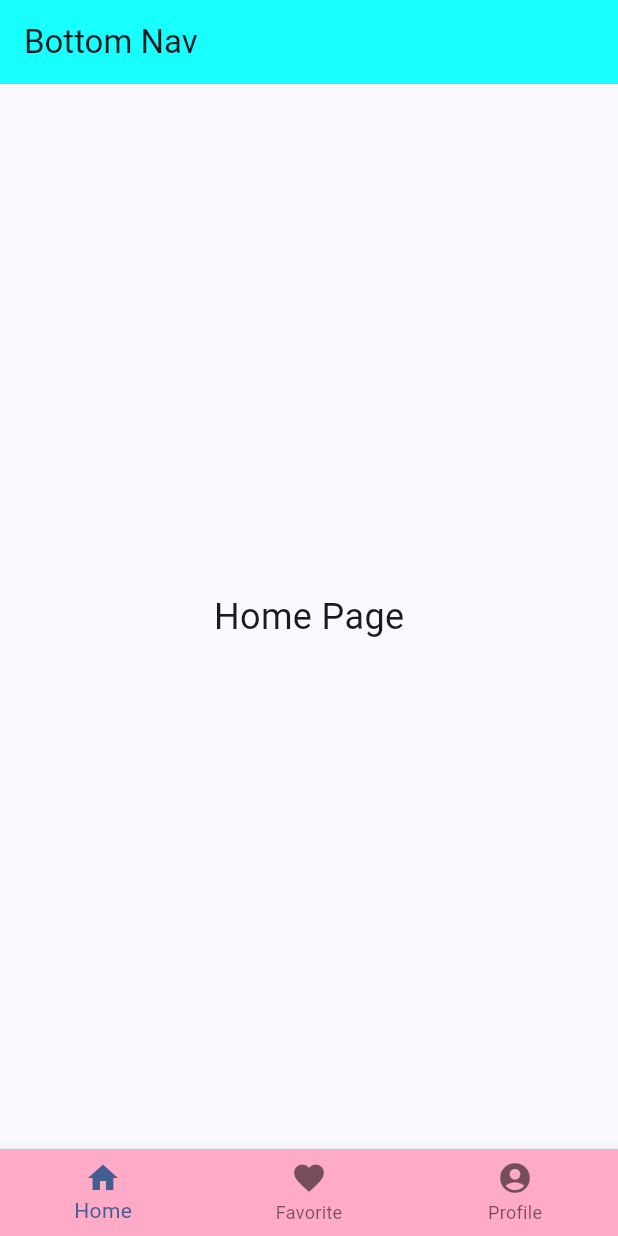
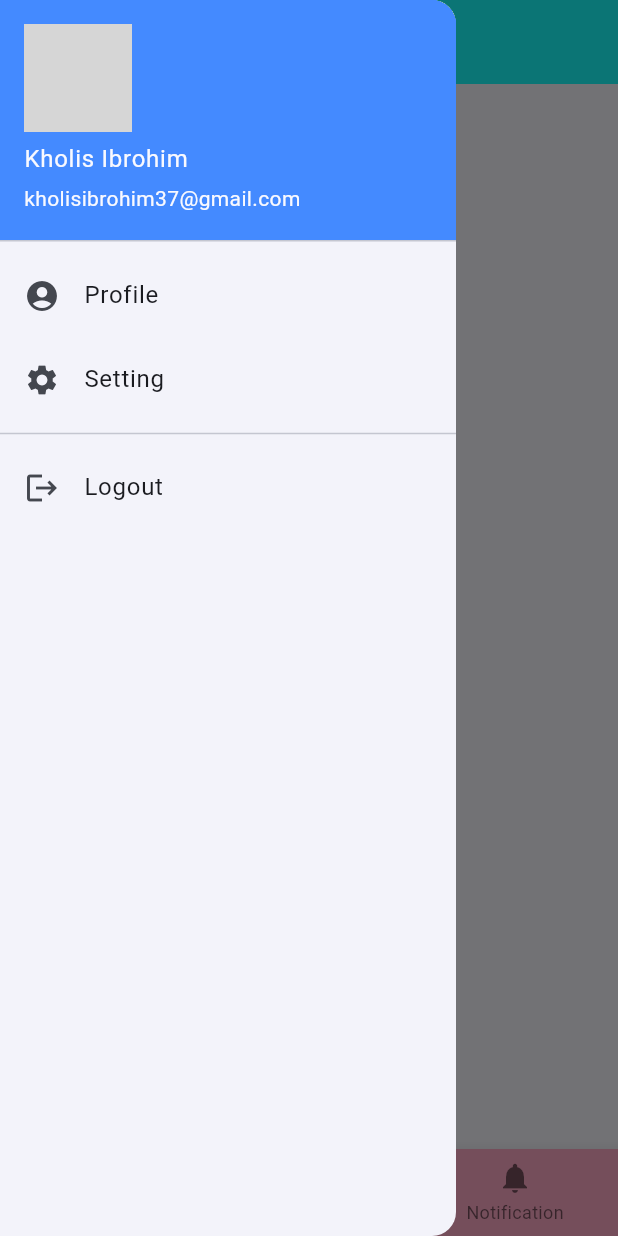
Before and after one commit to hole14/flutter_bottom_bar, a Flutter app: the screen it shows after launch, with the side drawer open (before the commit the screen has no drawer), on a phone screen of 412 x 824 dp. Run offline on Flutter 3.47's test engine with Material 3 defaults, Android fonts, the phone set to English and light mode, and no system bars; network calls fail; grey boxes are pictures that could not be loaded.

Commit message:
membuat drawer

```diff
--- a/lib/main.dart
+++ b/lib/main.dart
@@ -2,8 +2,15 @@ import 'package:flutter/material.dart';
 import 'package:flutter_bottom_bar/ui/FavoritePage/favorite.dart';
 import 'package:flutter_bottom_bar/ui/HomePage/home.dart';
 import 'package:flutter_bottom_bar/ui/ProfilePage/profile.dart';
+import 'package:flutter_bottom_bar/ui/SettingPage/setting.dart';
+import 'package:flutter/services.dart';
 
 void main() {
+  WidgetsFlutterBinding.ensureInitialized();
+  SystemChrome.setSystemUIOverlayStyle(SystemUiOverlayStyle(
+    statusBarColor: Colors.transparent, // Biar transparan
+    statusBarIconBrightness: Brightness.dark, // Atur icon jadi gelap/terang
+  ));
   runApp(MyApp());
 }
 
@@ -47,8 +54,41 @@ class _MainPageState extends State<MainPage> {
         items: const [
           BottomNavigationBarItem(icon: Icon(Icons.home), label: 'Home'),
           BottomNavigationBarItem(icon: Icon(Icons.favorite), label: 'Favorite'),
-          BottomNavigationBarItem(icon: Icon(Icons.account_circle_sharp), label: 'Profile'),
+          BottomNavigationBarItem(icon: Icon(Icons.notifications), label: 'Notification'),
         ], backgroundColor: const Color.fromARGB(255, 255, 170, 199),
+      ),
+      drawer: Drawer(
+        child: ListView(
+          padding: EdgeInsets.only(
+            top: MediaQuery.of(context).padding.top,
+          ),
+          children: [
+            UserAccountsDrawerHeader(accountName: Text('Kholis Ibrohim'), accountEmail: Text('kholisibrohim37@gmail.com'), currentAccountPicture: CircleAvatar(backgroundImage: NetworkImage('https://i.pinimg.com/736x/a4/11/f9/a411f94f4622cfa7c1a87f4f79328064.jpg')),decoration: BoxDecoration(color: Colors.blueAccent)),
+            ListTile(
+              leading: Icon(Icons.account_circle_sharp),
+              title: Text('Profile'),
+              onTap: (){
+                Navigator.of(context).push(MaterialPageRoute(builder: (context) => ProfilePage(),));
+              },
+            ),
+            ListTile(
+              leading: Icon(Icons.settings),
+              title: Text('Setting'),
+              onTap: (){
+                Navigator.of(context).push(MaterialPageRoute(builder: (context) => SettingPage(),));
+              },
+            ),
+            Divider(),
+            ListTile(
+              leading: Icon(Icons.logout),
+              title: Text('Logout'),
+              onTap: () {
+              // Aksi logout
+              Navigator.pop(context);
+              },
+            ),
+          ],
+        ),
       ),
     );
   }
--- /dev/null
+++ b/lib/ui/SettingPage/setting.dart
@@ -0,0 +1,8 @@
+import 'package:flutter/material.dart';
+
+class SettingPage extends StatelessWidget {
+  @override
+  Widget build(BuildContext context) {
+    return Center(child: Text('Setting Page', style: TextStyle(fontSize: 24)));
+  }
+}
--- a/pubspec.yaml
+++ b/pubspec.yaml
@@ -28,6 +28,7 @@ environment:
 # the latest version available on pub.dev. To see which dependencies have newer
 # versions available, run `flutter pub outdated`.
 dependencies:
+
   flutter:
     sdk: flutter
 
```
Also changed, not shown: lib/ui/NotificationPage/notifikasi.dart (added, +10 -0 lines).
